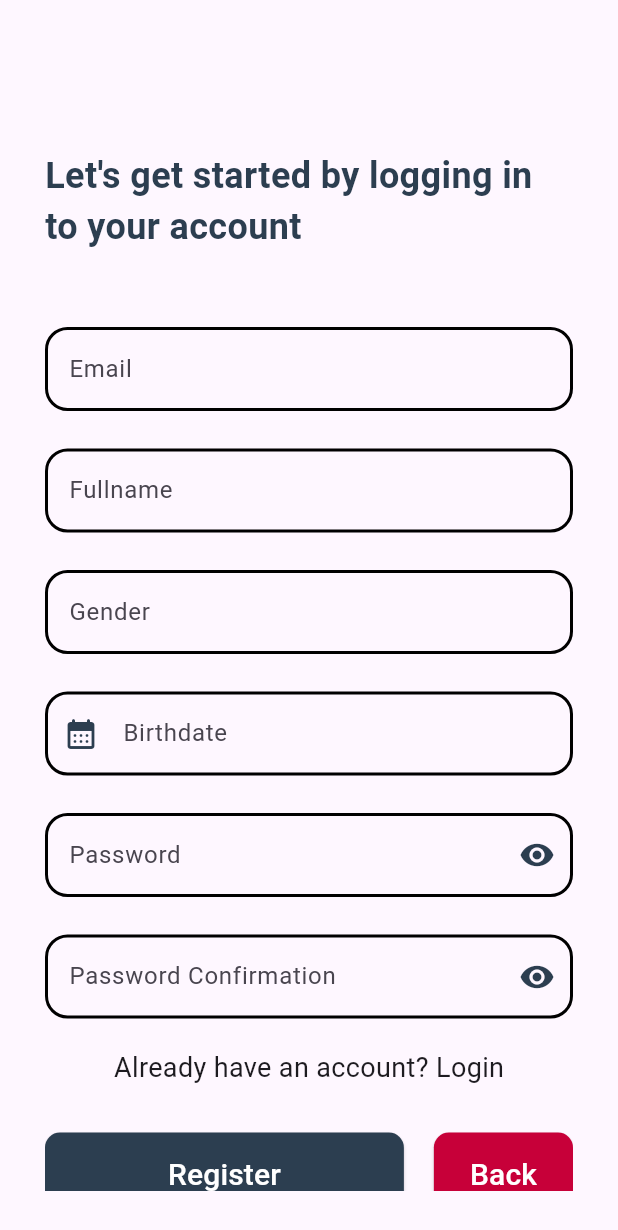
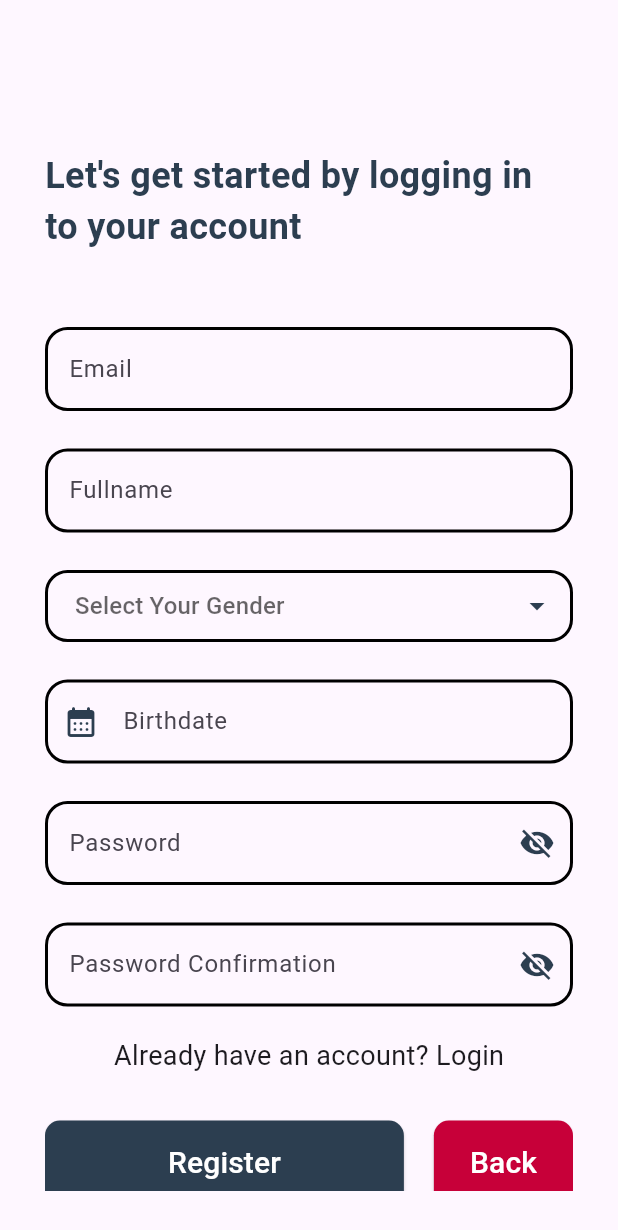
Before and after one commit to Ivanbhagaskara2608/Attendances-Flutter, a Flutter app: the Register screen opened directly, on a phone screen of 412 x 824 dp. Shown: the top 1230 px of the screen. Run offline on Flutter 3.47's test engine with Material 3 defaults, Android fonts, the phone set to English and light mode, and no system bars; our stand-ins replace dropdown_button2.

Commit message:
fix radio button and add dropdown

```diff
--- /dev/null
+++ b/lib/model/status_radio.dart
@@ -0,0 +1,6 @@
+class StatusRadio {
+  bool isSelected;
+  final String buttonText;
+
+  StatusRadio(this.isSelected, this.buttonText);
+}
--- a/lib/pages/register.dart
+++ b/lib/pages/register.dart
@@ -1,10 +1,17 @@
 import 'package:flutter/material.dart';
 import 'package:flutter_application_1/pages/dashboard.dart';
 import 'package:flutter_application_1/widgets/calendar_textfield.dart';
+import 'package:flutter_application_1/widgets/dropdown_custom.dart';
 import 'package:flutter_application_1/widgets/password_textfield.dart';
 import 'package:flutter_application_1/widgets/textfield_custom.dart';
 
+// ignore: must_be_immutable
 class Register extends StatelessWidget {
+  final List<String> genderItems = [
+    'Male',
+    'Female',
+  ];
+  String? selectedValue;
   @override
   Widget build(BuildContext context) {
     return Scaffold(
@@ -32,9 +39,11 @@ class Register extends StatelessWidget {
               child: CustomTextFIeld("Fullname"),
             ),
             Padding(
-              padding: const EdgeInsets.only(top: 25),
-              child: CustomTextFIeld("Gender"),
-            ),
+                padding: const EdgeInsets.only(top: 25),
+                child: CustomDropdownFormField(
+                items: genderItems,
+                selectedValue: selectedValue,
+              ),),
             Padding(
               padding: const EdgeInsets.only(top: 25),
               child: CalendarTextField("Birthdate"),
--- /dev/null
+++ b/lib/widgets/dropdown_custom.dart
@@ -0,0 +1,71 @@
+import 'package:flutter/material.dart';
+import 'package:dropdown_button2/dropdown_button2.dart';
+
+// ignore: must_be_immutable
+class CustomDropdownFormField extends StatelessWidget {
+  final List<String> items;
+  String? selectedValue;
+
+  CustomDropdownFormField({
+    required this.items,
+    required this.selectedValue,
+  });
+
+  @override
+  Widget build(BuildContext context) {
+    return DropdownButtonFormField2<String>(
+      isExpanded: true,
+      decoration: InputDecoration(
+        contentPadding: const EdgeInsets.symmetric(vertical: 1, horizontal: 0),
+        enabledBorder: OutlineInputBorder(
+          borderRadius: BorderRadius.circular(15),
+          borderSide: BorderSide(color: Colors.black, width: 2),
+        ),
+        focusedBorder: OutlineInputBorder(
+          borderRadius: BorderRadius.circular(15),
+          borderSide: BorderSide(
+            color: Color.fromARGB(255, 44, 62, 80),
+            width: 2,
+          ),
+        ),
+      ),
+      hint: const Text('Select Your Gender'),
+      items: items
+          .map((item) => DropdownMenuItem<String>(
+                value: item,
+                child: Text(item),
+              ))
+          .toList(),
+      validator: (value) {
+        if (value == null) {
+          return 'Please select gender.';
+        }
+        return null;
+      },
+      onChanged: (value) {
+        // Do something when the selected item is changed.
+      },
+      onSaved: (value) {
+        selectedValue = value.toString();
+      },
+      buttonStyleData: const ButtonStyleData(
+        padding: EdgeInsets.only(right: 8),
+      ),
+      iconStyleData: const IconStyleData(
+        icon: Icon(
+          Icons.arrow_drop_down,
+          color: Color.fromARGB(255, 44, 62, 80),
+        ),
+        iconSize: 24,
+      ),
+      dropdownStyleData: DropdownStyleData(
+        decoration: BoxDecoration(
+          borderRadius: BorderRadius.circular(15),
+        ),
+      ),
+      menuItemStyleData: const MenuItemStyleData(
+        padding: EdgeInsets.symmetric(horizontal: 16),
+      ),
+    );
+  }
+}
--- a/lib/widgets/password_textfield.dart
+++ b/lib/widgets/password_textfield.dart
@@ -13,7 +13,7 @@ class CustomPasswordTextFIeld extends StatefulWidget {
 class _CustomPasswordTextFIeldState extends State<CustomPasswordTextFIeld> {
   final inputController = TextEditingController();
   String password = "";
-  bool isPasswordVisible = false;
+  bool isPasswordVisible = true;
 
   @override
   void initState() {
--- a/pubspec.yaml
+++ b/pubspec.yaml
@@ -38,6 +38,7 @@ dependencies:
   english_words: ^4.0.0
   provider: ^6.0.0
   intl: ^0.18.1
+  dropdown_button2: ^2.3.9
 
 dev_dependencies:
   flutter_test:
```
Also changed, not shown: lib/pages/history_page.dart (+17 -113 lines), lib/widgets/history_modalbottom.dart (added, +152 -0 lines), lib/widgets/status_radiobutton.dart (+10 -24 lines), pubspec.lock.
